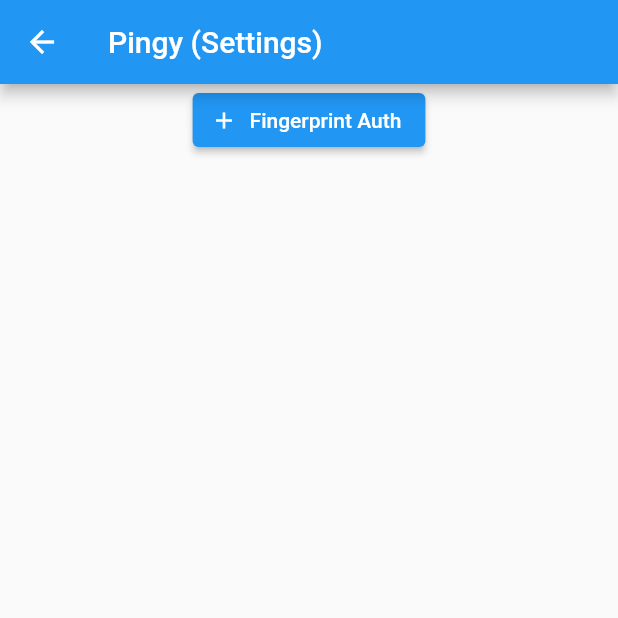
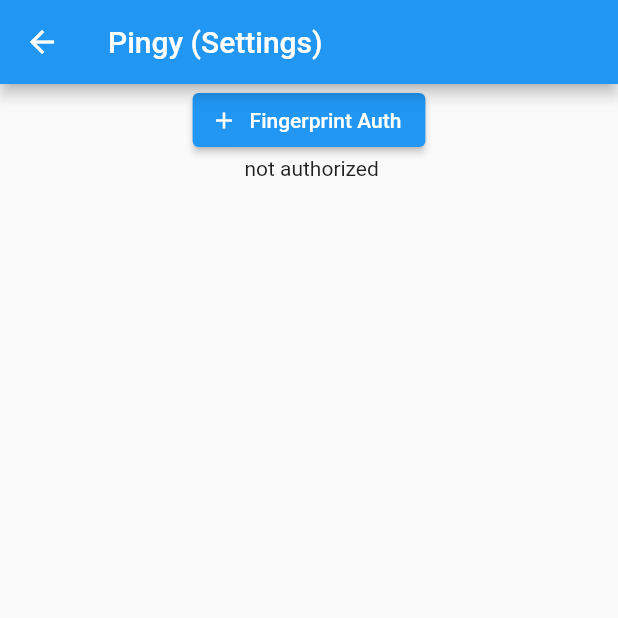
Before and after one commit to ramsunvtech/pingy, a Flutter app: the SettingsScreen screen opened directly, on a phone screen of 412 x 824 dp, the top half of it. Run offline on Flutter 3.47's test engine with Material 2 defaults, Android fonts, the light colour scheme and no system bars; our stand-ins replace hive, hive_flutter, local_auth; accounts and stored records are empty.

Commit message:
feat(settings): add auth status

```diff
--- a/lib/screens/settings.dart
+++ b/lib/screens/settings.dart
@@ -83,6 +83,9 @@
                 label: const Text("Fingerprint Auth"),
               ),
             ),
+            Center(
+              child: Text(authorized),
+            )
           ],
         ),
       ),
```
